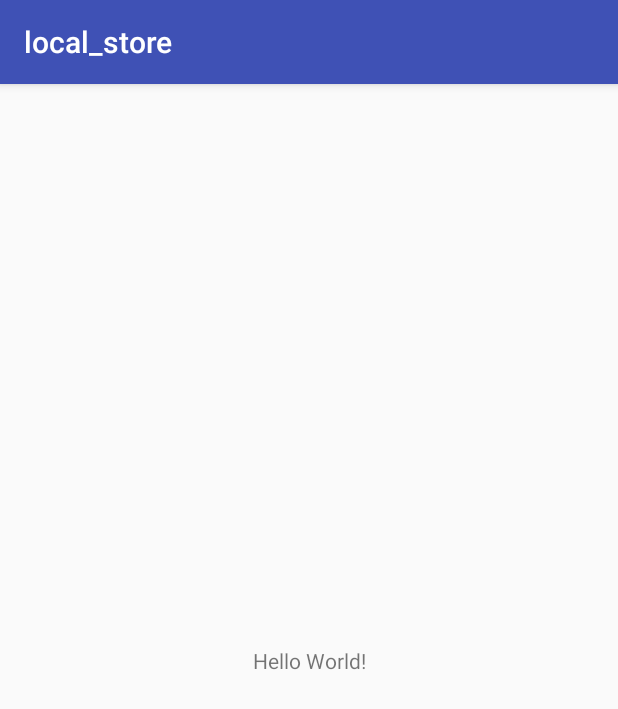
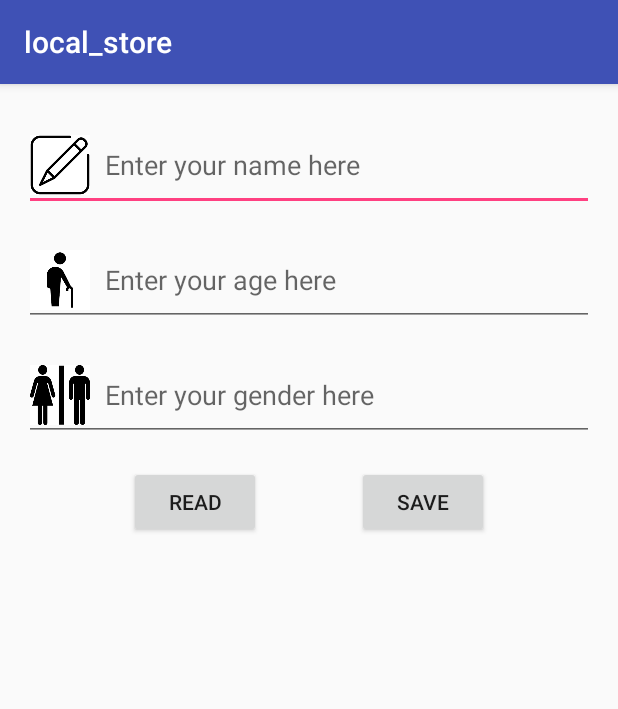
Before and after one commit to OluwapelZ/local_store, an Android app: the screen it shows after launch (MainActivity), on a phone screen of 412 x 824 dp. Shown: the top 709 px of the screen. Run offline under Robolectric (Android 15) with nearby library versions, the phone set to English and light mode, and no system bars; our stand-ins replace ButterKnife; libraries missing offline, so code that uses them is left out: io.realm; 4 statements that could not run were skipped.

Commit message:
Added ability to read and write in local_store feautures

```diff
--- a/app/build.gradle
+++ b/app/build.gradle
@@ -1,4 +1,5 @@
 apply plugin: 'com.android.application'
+apply plugin: 'realm-android'
 
 android {
     compileSdkVersion 26
@@ -25,4 +26,6 @@ dependencies {
     testImplementation 'junit:junit:4.12'
     androidTestImplementation 'com.android.support.test:runner:1.0.1'
     androidTestImplementation 'com.android.support.test.espresso:espresso-core:3.0.1'
+    compile 'com.jakewharton:butterknife:8.8.1'
+    annotationProcessor 'com.jakewharton:butterknife-compiler:8.8.1'
 }
--- a/app/src/main/AndroidManifest.xml
+++ b/app/src/main/AndroidManifest.xml
@@ -8,8 +8,9 @@
         android:label="@string/app_name"
         android:roundIcon="@mipmap/ic_launcher_round"
         android:supportsRtl="true"
-        android:theme="@style/AppTheme">
-        <activity android:name=".MainActivity">
+        android:theme="@style/AppTheme"
+        android:name=".pet.storage.BaseApplication">
+        <activity android:name=".pet.activity.MainActivity">
             <intent-filter>
                 <action android:name="android.intent.action.MAIN" />
 
--- /dev/null
+++ b/app/src/main/java/com/example/oluwapelumiolaoye/local_store/pet/activity/MainActivity.java
@@ -0,0 +1,141 @@
+package com.example.oluwapelumiolaoye.local_store.pet.activity;
+
+import android.os.Bundle;
+import android.support.v7.app.AppCompatActivity;
+import android.view.View;
+import android.widget.Button;
+import android.widget.EditText;
+import android.widget.TextView;
+import android.widget.Toast;
+
+import com.example.oluwapelumiolaoye.local_store.R;
+import com.example.oluwapelumiolaoye.local_store.pet.model.User;
+
+import butterknife.BindView;
+import butterknife.ButterKnife;
+import io.realm.Realm;
+import io.realm.RealmChangeListener;
+import io.realm.RealmResults;
+
+public class MainActivity extends AppCompatActivity {
+
+    @BindView(R.id.age)
+    EditText age;
+
+    @BindView(R.id.name)
+    EditText name;
+
+    @BindView(R.id.gender)
+    EditText gender;
+
+    @BindView(R.id.save_button)
+    Button save;
+
+    @BindView(R.id.read_button)
+    Button read;
+
+    @BindView(R.id.get_name)
+    TextView get_name;
+
+    @BindView(R.id.get_age)
+    TextView get_age;
+
+    @BindView(R.id.get_gender)
+    TextView get_gender;
+
+    public String full_name, gender_pick;
+    public int age_range;
+    private Realm realm;
+
+    @Override
+    protected void onCreate(Bundle savedInstanceState) {
+        super.onCreate(savedInstanceState);
+        setContentView(R.layout.activity_main);
+
+        //Butterknife instance
+        ButterKnife.bind(this);
+
+        //Realm instance.
+        realm = Realm.getDefaultInstance();
+
+
+
+        //Save current info to the sqlite DB.
+        save.setOnClickListener(new View.OnClickListener() {
+            @Override
+            public void onClick(View v) {
+                full_name = name.getText().toString();
+                age_range = Integer.parseInt(age.getText().toString());
+                gender_pick = gender.getText().toString();
+                if(!(full_name.isEmpty() && gender_pick.isEmpty())) {
+                    write();
+                } else {
+                    Toast.makeText(getApplicationContext(), "All text field must" +
+                            "be filled to save your details", Toast.LENGTH_SHORT).show();
+                }
+            }
+        });
+
+        //Read from sqlite DB based on query.
+        read.setOnClickListener(new View.OnClickListener() {
+            @Override
+            public void onClick(View v) {
+                String user_name = name.getText().toString();
+                if(!(user_name.isEmpty())) {
+                    read(user_name);
+                } else {
+                    Toast.makeText(getApplicationContext(), "Name field must" +
+                            "be filled to read your details", Toast.LENGTH_SHORT).show();
+                }
+            }
+        });
+
+    }
+
+    public void write() {
+        realm.executeTransactionAsync(new Realm.Transaction() {
+              @Override
+              public void execute(Realm realm_big) {
+                  User user = realm_big.createObject(User.class);
+                  full_name = name.getText().toString();
+                  age_range = Integer.parseInt(age.getText().toString());
+                  gender_pick = gender.getText().toString();
+                  user.setUserName(full_name.trim());
+                  user.setGender(gender_pick);
+                  user.setAge(age_range);
+              }
+          }, new Realm.Transaction.OnSuccess() {
+              @Override
+              public void onSuccess() {
+                Toast.makeText(getApplicationContext(), "Your details was " +
+                        "successfully saved", Toast.LENGTH_SHORT).show();
+              }
+          }, new Realm.Transaction.OnError() {
+            @Override
+            public void onError(Throwable error) {
+                Toast.makeText(getApplicationContext(), "Sorry, " +
+                        error.getMessage(), Toast.LENGTH_SHORT).show();
+            }
+        });
+    }
+
+    public void read(String name) {
+        RealmResults<User> user = realm.where(User.class)
+                .equalTo("name", name).findAllAsync();
+        user.addChangeListener(new RealmChangeListener<RealmResults<User>>() {
+            @Override
+            public void onChange(RealmResults<User> element) {
+                User user = element.get(0);
+                get_name.setText(user.getUserName());
+                get_gender.setText(user.getGender());
+                get_age.setText(user.getAge());
+            }
+        });
+    }
+
+    @Override
+    protected void onDestroy() {
+        realm.close();
+        super.onDestroy();
+    }
+}
--- /dev/null
+++ b/app/src/main/java/com/example/oluwapelumiolaoye/local_store/pet/storage/BaseApplication.java
@@ -0,0 +1,26 @@
+package com.example.oluwapelumiolaoye.local_store.pet.storage;
+
+import android.app.Application;
+
+import com.example.oluwapelumiolaoye.local_store.pet.activity.MainActivity;
+
+import io.realm.Realm;
+import io.realm.RealmConfiguration;
+
+/**
+ * Created by oluwapelumi.olaoye on 11/25/17.
+ */
+
+public class BaseApplication extends Application{
+    @Override
+    public void onCreate() {
+        super.onCreate();
+        Realm.init(this);
+        RealmConfiguration configuration = new RealmConfiguration.Builder()
+                .name(Realm.DEFAULT_REALM_NAME)
+                .schemaVersion(1)
+                .migration(new MigrationR())
+                .build();
+        Realm.setDefaultConfiguration(configuration);
+    }
+}
--- /dev/null
+++ b/app/src/main/res/drawable/age_icon.xml
@@ -0,0 +1,11 @@
+<?xml version="1.0" encoding="utf-8"?>
+<layer-list xmlns:android="http://schemas.android.com/apk/res/android">
+
+    <item
+        android:id="@+id/age_icon"
+        android:drawable="@drawable/age"
+        android:width="40dp"
+        android:height="40dp"
+        />
+
+</layer-list>
--- /dev/null
+++ b/app/src/main/res/drawable/edit_icon.xml
@@ -0,0 +1,11 @@
+<?xml version="1.0" encoding="utf-8"?>
+<layer-list xmlns:android="http://schemas.android.com/apk/res/android">
+
+    <item
+        android:id="@+id/edit_icon"
+        android:drawable="@drawable/edit"
+        android:width="40dp"
+        android:height="40dp"
+        />
+
+</layer-list>
--- /dev/null
+++ b/app/src/main/res/drawable/gender_icon.xml
@@ -0,0 +1,11 @@
+<?xml version="1.0" encoding="utf-8"?>
+<layer-list xmlns:android="http://schemas.android.com/apk/res/android">
+
+    <item
+        android:id="@+id/gender_icon"
+        android:drawable="@drawable/gender"
+        android:width="40dp"
+        android:height="40dp"
+        />
+
+</layer-list>
--- a/app/src/main/res/layout/activity_main.xml
+++ b/app/src/main/res/layout/activity_main.xml
@@ -1,18 +1,97 @@
 <?xml version="1.0" encoding="utf-8"?>
-<android.support.constraint.ConstraintLayout xmlns:android="http://schemas.android.com/apk/res/android"
-    xmlns:app="http://schemas.android.com/apk/res-auto"
+<LinearLayout xmlns:android="http://schemas.android.com/apk/res/android"
     xmlns:tools="http://schemas.android.com/tools"
     android:layout_width="match_parent"
     android:layout_height="match_parent"
-    tools:context="com.example.oluwapelumiolaoye.local_store.MainActivity">
+    android:layout_marginTop="16dp"
+    android:layout_marginLeft="16dp"
+    android:layout_marginRight="16dp"
+    android:layout_gravity="center_vertical"
+    android:orientation="vertical"
+    tools:context="com.example.oluwapelumiolaoye.local_store.pet.activity.MainActivity">
+
+        <EditText
+            android:id="@+id/name"
+            android:layout_width="match_parent"
+            android:drawableLeft="@drawable/edit_icon"
+            android:layout_height="wrap_content"
+            android:hint="Enter your name here"
+            android:inputType="textAutoComplete"
+            android:drawablePadding="10dp"
+            android:singleLine="true"
+            android:layout_marginBottom="16dp"
+            />
+
+        <EditText
+            android:id="@+id/age"
+            android:layout_width="match_parent"
+            android:drawableLeft="@drawable/age_icon"
+            android:layout_height="wrap_content"
+            android:hint="Enter your age here"
+            android:inputType="number"
+            android:drawablePadding="10dp"
+            android:singleLine="true"
+            android:layout_marginBottom="16dp"
+            />
+
+    <EditText
+        android:id="@+id/gender"
+        android:layout_width="match_parent"
+        android:drawableLeft="@drawable/gender_icon"
+        android:layout_height="wrap_content"
+        android:hint="Enter your gender here"
+        android:inputType="textAutoComplete"
+        android:drawablePadding="10dp"
+        android:singleLine="true"
+        android:layout_marginBottom="16dp"
+        />
+
+    <LinearLayout
+        android:layout_width="match_parent"
+        android:layout_height="50dp"
+        android:layout_marginRight="16dp"
+        android:layout_marginLeft="16dp"
+        android:orientation="horizontal"
+        android:gravity="center"
+        >
+
+        <Button
+            android:id="@+id/read_button"
+            android:text="@string/read"
+            android:layout_marginRight="32dp"
+            android:layout_width="wrap_content"
+            android:layout_height="wrap_content" />
+
+        <Button
+            android:id="@+id/save_button"
+            android:text="@string/save"
+            android:layout_marginLeft="32dp"
+            android:layout_width="wrap_content"
+            android:layout_height="wrap_content" />
+
+    </LinearLayout>
 
     <TextView
+        android:id="@+id/get_name"
+        android:layout_marginTop="8dp"
         android:layout_width="wrap_content"
         android:layout_height="wrap_content"
-        android:text="Hello World!"
-        app:layout_constraintBottom_toBottomOf="parent"
-        app:layout_constraintLeft_toLeftOf="parent"
-        app:layout_constraintRight_toRightOf="parent"
-        app:layout_constraintTop_toTopOf="parent" />
+        android:textStyle="bold"
+        />
 
-</android.support.constraint.ConstraintLayout>
+    <TextView
+        android:id="@+id/get_age"
+        android:layout_marginTop="8dp"
+        android:layout_width="wrap_content"
+        android:layout_height="wrap_content"
+        android:textStyle="bold"
+        />
+
+    <TextView
+        android:id="@+id/get_gender"
+        android:layout_marginTop="8dp"
+        android:layout_width="wrap_content"
+        android:layout_height="wrap_content"
+        android:textStyle="bold"
+        />
+</LinearLayout>
--- a/app/src/main/res/values/strings.xml
+++ b/app/src/main/res/values/strings.xml
@@ -1,3 +1,8 @@
 <resources>
     <string name="app_name">local_store</string>
+    <string name="fullname">Fullname</string>
+    <string name="age">Age</string>
+    <string name="gender">Gender</string>
+    <string name="save">Save</string>
+    <string name="read">Read</string>
 </resources>
--- a/build.gradle
+++ b/build.gradle
@@ -7,8 +7,8 @@ buildscript {
         jcenter()
     }
     dependencies {
-        classpath 'com.android.tools.build:gradle:3.0.0'
-
+        classpath 'com.android.tools.build:gradle:3.0.1'
+        classpath "io.realm:realm-gradle-plugin:3.0.0"
 
         // NOTE: Do not place your application dependencies here; they belong
         // in the individual module build.gradle files
```
Also changed, not shown: app/src/main/java/com/example/oluwapelumiolaoye/local_store/MainActivity.java (deleted, +0 -13 lines), app/src/main/java/com/example/oluwapelumiolaoye/local_store/pet/model/User.java (added, +39 -0 lines), app/src/main/java/com/example/oluwapelumiolaoye/local_store/pet/storage/MigrationR.java (added, +53 -0 lines), app/src/main/java/com/example/oluwapelumiolaoye/local_store/pet/storage/SqliteDB.java (added, +42 -0 lines), app/src/main/res/drawable-ldpi/age.png (added), app/src/main/res/drawable-ldpi/edit.png (added), app/src/main/res/drawable-ldpi/gender.png (added), app/src/main/res/drawable/age.png (added), app/src/main/res/drawable/edit.png (added), app/src/main/res/drawable/gender.png (added).
